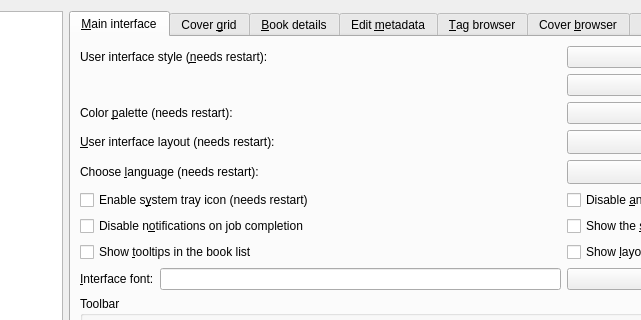
Qt form src/calibre/gui2/preferences/look_feel.ui (kovidgoyal/calibre) before a commit; both pictures show x 204 to 845 and y 0 to 320 of the 1096 by 791 pixel window.
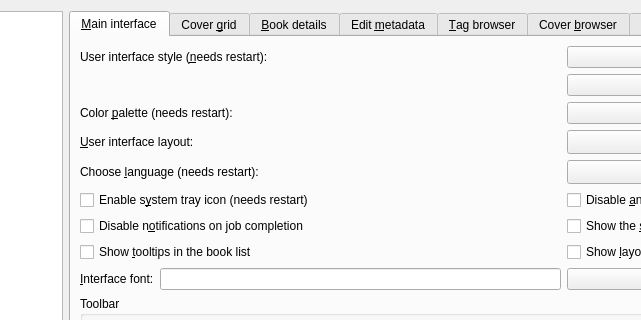
The same form after that commit. Icons and pictures are not drawn. Custom widgets are drawn as their Qt base class.

Commit message: Implement switching of layout without restart

The edit to the form file:
```diff
--- a/src/calibre/gui2/preferences/look_feel.ui
+++ b/src/calibre/gui2/preferences/look_feel.ui
@@ -143,7 +143,7 @@
        <item row="3" column="0">
         <widget class="QLabel" name="label_17">
          <property name="text">
-          <string>&amp;User interface layout (needs restart):</string>
+          <string>&amp;User interface layout:</string>
          </property>
          <property name="buddy">
           <cstring>opt_gui_layout</cstring>
```
The commit also changes 4 other files.
